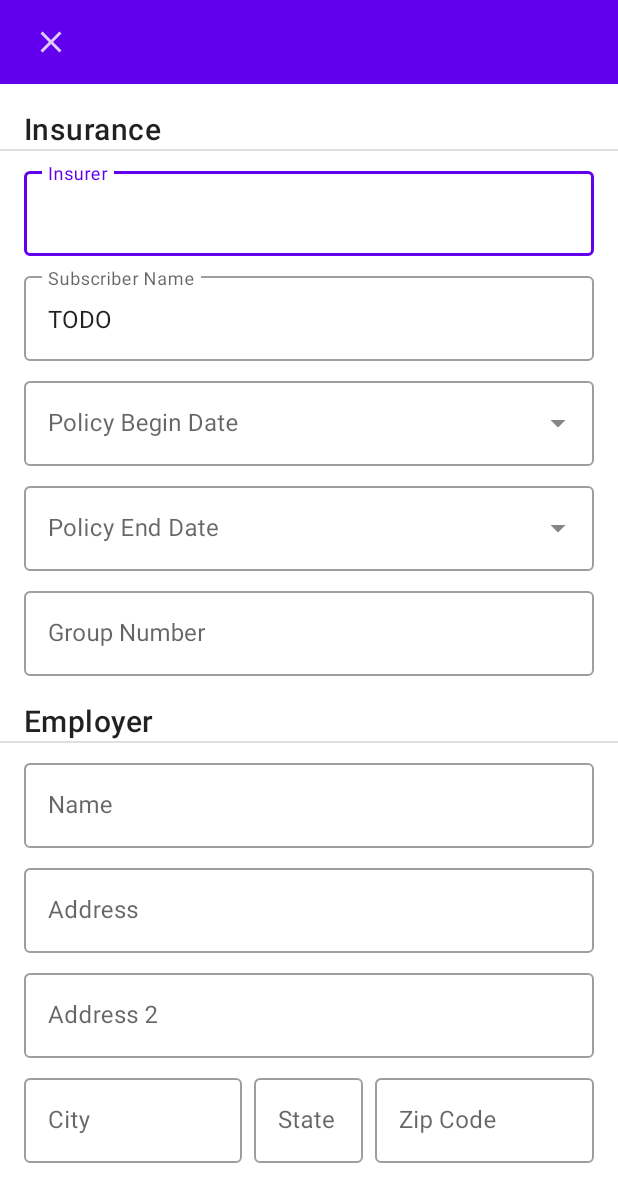
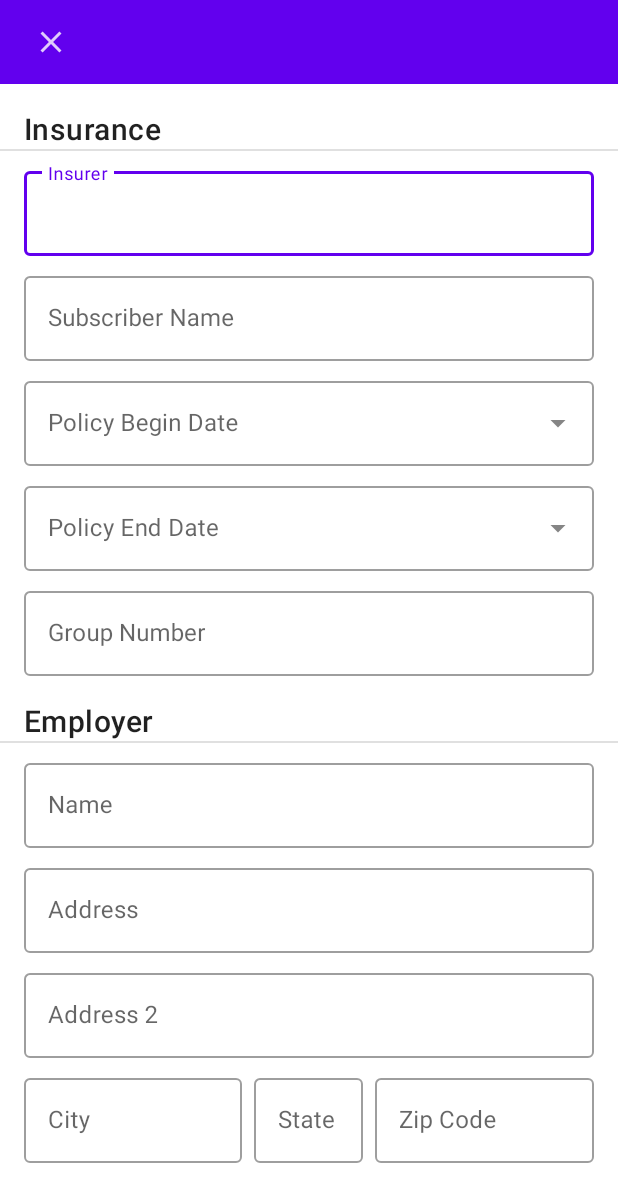
Before and after one commit to health-history-428/patient-app, an Android app: the layout dialog_edit_insurance.xml on its own in the app's theme, with its tools: preview values and no code run, on a phone screen of 412 x 824 dp. Shown: the top 1202 px of the screen. Run offline under Robolectric (Android 15) with nearby library versions, the phone set to English and light mode, and no system bars.

Commit message:
update insurance model to use subscriber_name

```diff
--- a/app/src/main/java/com/jacobgb24/healthhistory/api/MockApi.kt
+++ b/app/src/main/java/com/jacobgb24/healthhistory/api/MockApi.kt
@@ -44,7 +44,7 @@ class MockApi : ApiInterface {
             "Real Insurance Co.", "12345678",
             "Doe", "John",
             Calendar.getInstance().time, Calendar.getInstance().time,
-            "876554321", "Smith", "Joe",
+            "876554321", "Joe Smith",
             "Real Company Ltd.",
             Address("0 N 0 E", "", "Provo", "UT", "84606")
         )
--- a/app/src/main/java/com/jacobgb24/healthhistory/model/Insurance.kt
+++ b/app/src/main/java/com/jacobgb24/healthhistory/model/Insurance.kt
@@ -14,8 +14,7 @@ data class Insurance(
     var policy_begin_date: Date = Calendar.getInstance().time,
     var policy_end_date: Date = Calendar.getInstance().time,
     var group_number: String = "",
-    var insured_last_name: String = "",
-    var insured_first_name: String = "",
+    var subscriber_name: String = "",
     var employer_name: String = "",
     var employer_address: Address = Address()
 ) : Parcelable
--- a/app/src/main/res/layout/dialog_edit_insurance.xml
+++ b/app/src/main/res/layout/dialog_edit_insurance.xml
@@ -97,7 +97,7 @@
                         android:layout_height="wrap_content"
                         android:inputType="text"
                         android:maxLength="1024"
-                        android:text='TODO' />
+                        android:text='@={viewmodel.insurance.subscriber_name}' />
                 </com.google.android.material.textfield.TextInputLayout>
 
                 <com.google.android.material.textfield.TextInputLayout
--- a/app/src/main/res/layout/fragment_personal_info.xml
+++ b/app/src/main/res/layout/fragment_personal_info.xml
@@ -146,7 +146,7 @@
                     android:layout_width="wrap_content"
                     android:layout_height="wrap_content"
                     app:itemKey="Subscriber Name:"
-                    app:itemVal='@{(viewmodel.insurance.data.recipient_last_name + `, ` + viewmodel.insurance.data.recipient_first_name) ?? ""}' />
+                    app:itemVal='@{viewmodel.insurance.data.subscriber_name ?? ""}' />
 
                 <com.jacobgb24.healthhistory.views.components.InfoItem
                     android:layout_width="wrap_content"
```
